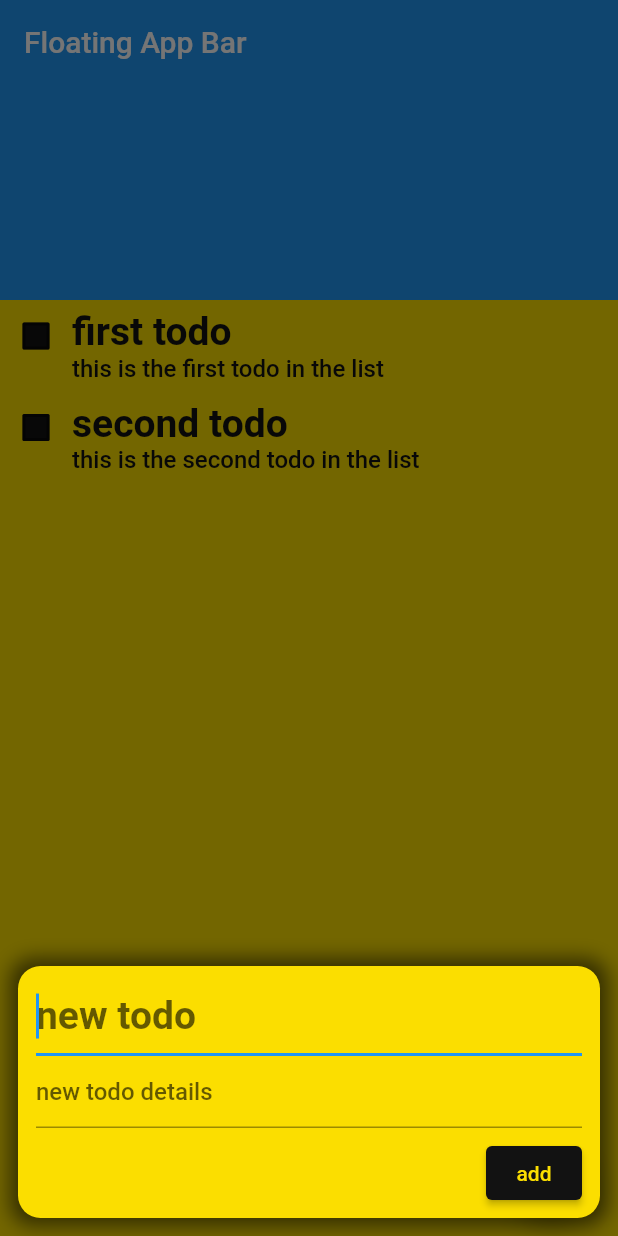
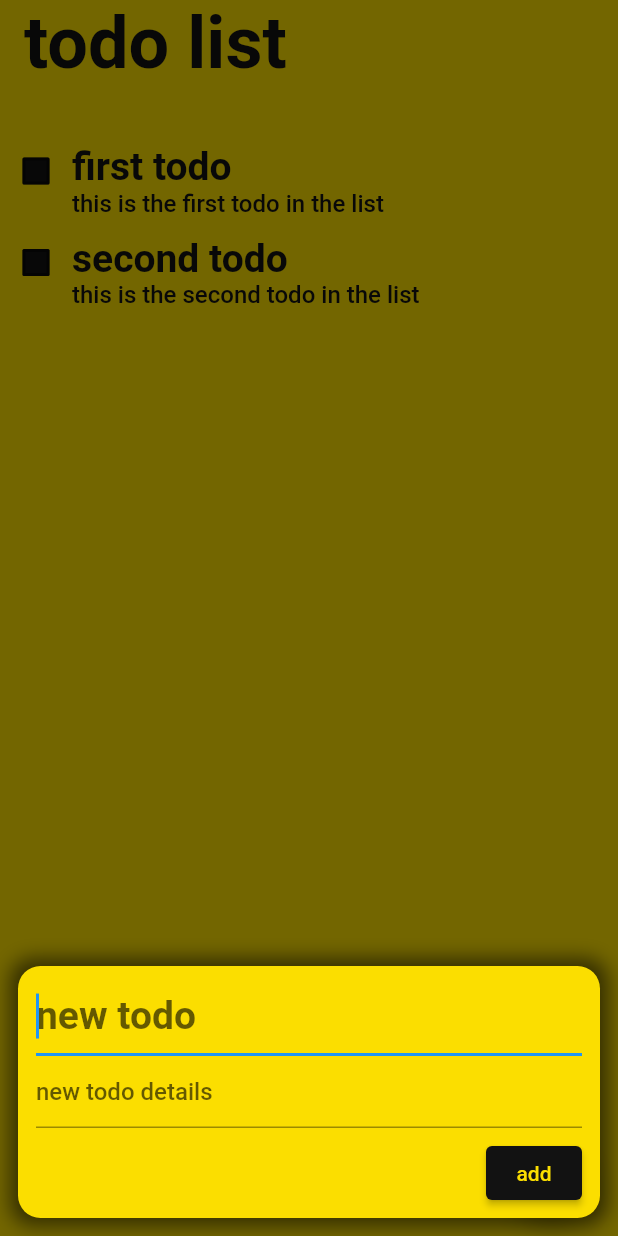
Before and after one commit to shahzeb97/nonametodolist, a Flutter app: the screen it shows after launch, after a tap on the "add" icon, on a phone screen of 412 x 824 dp. Run offline on Flutter 3.47's test engine with Material 2 defaults, Android fonts, the light colour scheme and no system bars.

Commit message:
Fixed top app bar

```diff
--- a/lib/screens/todo_screen.dart
+++ b/lib/screens/todo_screen.dart
@@ -35,9 +35,28 @@
   @override
   Widget build(BuildContext context) {
     return SliverAppBar(
-      title: Text('Floating App Bar'),
+      title: Text(
+        'todo list',
+        style: TextStyle(
+          fontSize: 48,
+          fontWeight: FontWeight.w700,
+          color: Color(0xff121212),
+        ),
+      ),
+      flexibleSpace: Padding(
+        padding: const EdgeInsets.fromLTRB(18, 90, 0, 0),
+        child: Text(
+          'may contain tasks',
+          style: TextStyle(
+            fontSize: 24,
+            fontWeight: FontWeight.w500,
+          ),
+        ),
+      ),
       floating: true,
-      expandedHeight: 200,
+      pinned: true,
+      expandedHeight: 90,
+      backgroundColor: Color(0xffFBDE00),
     );
   }
 }
```
Also changed, not shown: lib/screens/test.dart (deleted, +0 -39 lines).
